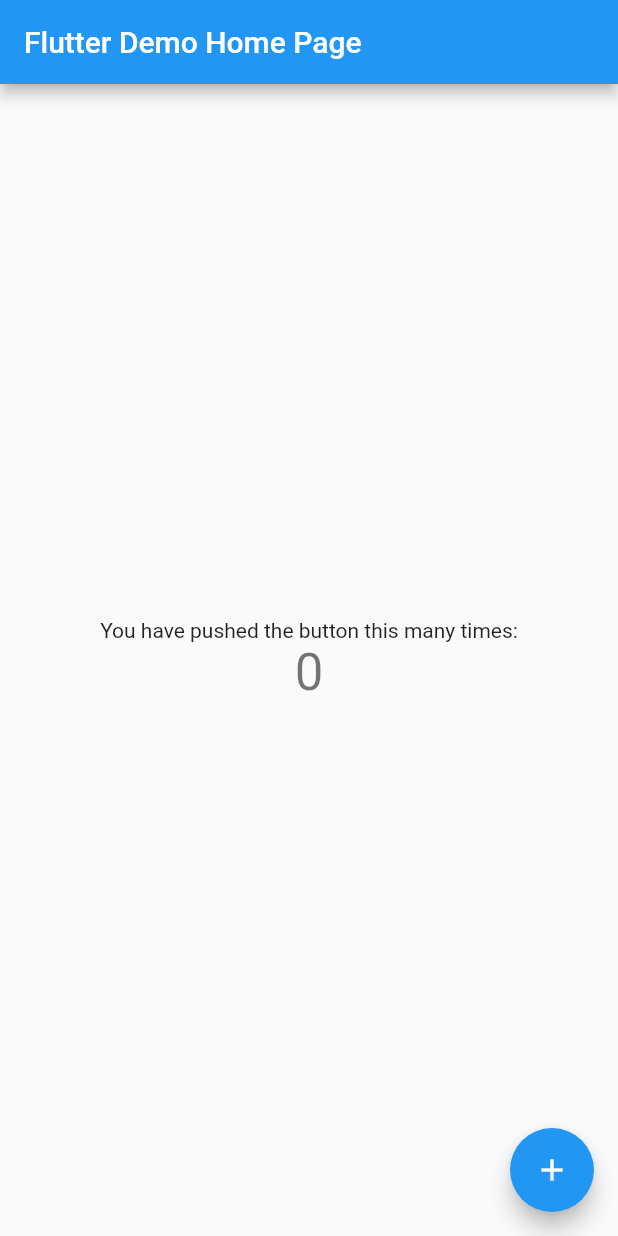
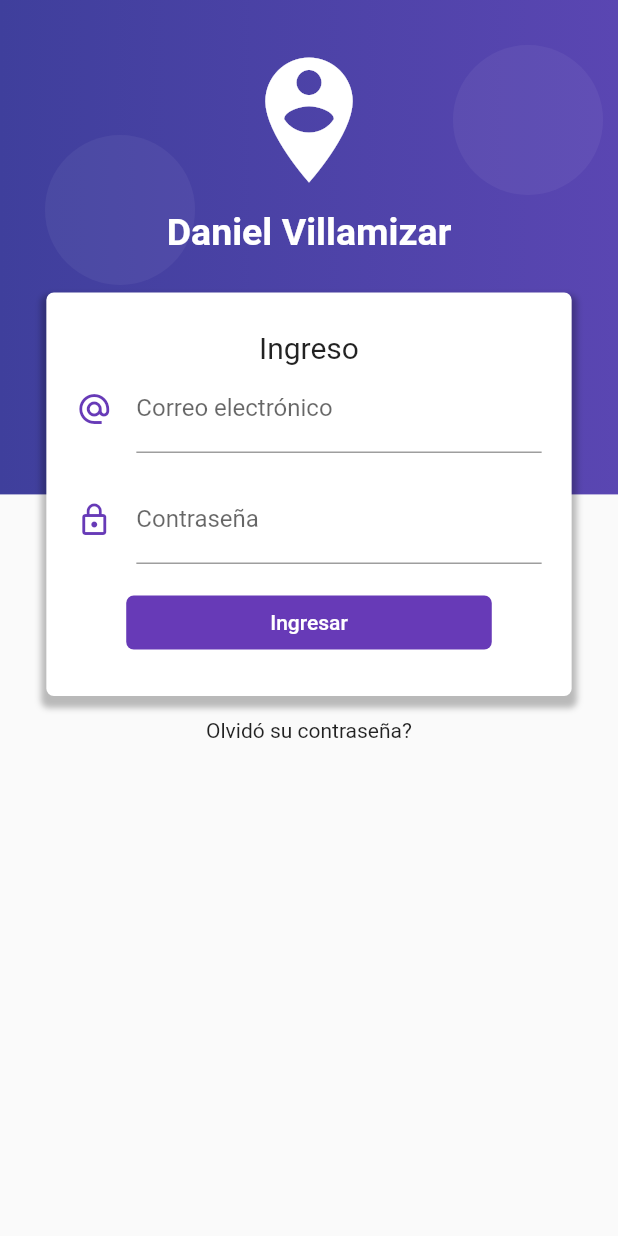
Before and after one commit to Spiro94/Formvalidation, a Flutter app: the screen it shows after launch, on a phone screen of 412 x 824 dp. Run offline on Flutter 3.47's test engine with Material 2 defaults, Android fonts, the phone set to English and light mode, and no system bars.

Commit message:
Video #192

```diff
--- a/lib/main.dart
+++ b/lib/main.dart
@@ -1,111 +1,20 @@
 import 'package:flutter/material.dart';
+import 'package:formvalidation/src/pages/home_page.dart';
+import 'package:formvalidation/src/pages/login_page.dart';
 
 void main() => runApp(MyApp());
 
 class MyApp extends StatelessWidget {
-  // This widget is the root of your application.
   @override
   Widget build(BuildContext context) {
     return MaterialApp(
-      title: 'Flutter Demo',
-      theme: ThemeData(
-        // This is the theme of your application.
-        //
-        // Try running your application with "flutter run". You'll see the
-        // application has a blue toolbar. Then, without quitting the app, try
-        // changing the primarySwatch below to Colors.green and then invoke
-        // "hot reload" (press "r" in the console where you ran "flutter run",
-        // or simply save your changes to "hot reload" in a Flutter IDE).
-        // Notice that the counter didn't reset back to zero; the application
-        // is not restarted.
-        primarySwatch: Colors.blue,
-      ),
-      home: MyHomePage(title: 'Flutter Demo Home Page'),
+      title: 'Material App',
+      debugShowCheckedModeBanner: false,
+      initialRoute: 'login',
+      routes: {
+        'login': (BuildContext context) => LoginPage(),
+        'home': (BuildContext context) => HomePage(),
+      },
     );
   }
 }
-
-class MyHomePage extends StatefulWidget {
-  MyHomePage({Key key, this.title}) : super(key: key);
-
-  // This widget is the home page of your application. It is stateful, meaning
-  // that it has a State object (defined below) that contains fields that affect
-  // how it looks.
-
-  // This class is the configuration for the state. It holds the values (in this
-  // case the title) provided by the parent (in this case the App widget) and
-  // used by the build method of the State. Fields in a Widget subclass are
-  // always marked "final".
-
-  final String title;
-
-  @override
-  _MyHomePageState createState() => _MyHomePageState();
-}
-
-class _MyHomePageState extends State<MyHomePage> {
-  int _counter = 0;
-
-  void _incrementCounter() {
-    setState(() {
-      // This call to setState tells the Flutter framework that something has
-      // changed in this State, which causes it to rerun the build method below
-      // so that the display can reflect the updated values. If we changed
-      // _counter without calling setState(), then the build method would not be
-      // called again, and so nothing would appear to happen.
-      _counter++;
-    });
-  }
-
-  @override
-  Widget build(BuildContext context) {
-    // This method is rerun every time setState is called, for instance as done
-    // by the _incrementCounter method above.
-    //
-    // The Flutter framework has been optimized to make rerunning build methods
-    // fast, so that you can just rebuild anything that needs updating rather
-    // than having to individually change instances of widgets.
-    return Scaffold(
-      appBar: AppBar(
-        // Here we take the value from the MyHomePage object that was created by
-        // the App.build method, and use it to set our appbar title.
-        title: Text(widget.title),
-      ),
-      body: Center(
-        // Center is a layout widget. It takes a single child and positions it
-        // in the middle of the parent.
-        child: Column(
-          // Column is also a layout widget. It takes a list of children and
-          // arranges them vertically. By default, it sizes itself to fit its
-          // children horizontally, and tries to be as tall as its parent.
-          //
-          // Invoke "debug painting" (press "p" in the console, choose the
-          // "Toggle Debug Paint" action from the Flutter Inspector in Android
-          // Studio, or the "Toggle Debug Paint" command in Visual Studio Code)
-          // to see the wireframe for each widget.
-          //
-          // Column has various properties to control how it sizes itself and
-          // how it positions its children. Here we use mainAxisAlignment to
-          // center the children vertically; the main axis here is the vertical
-          // axis because Columns are vertical (the cross axis would be
-          // horizontal).
-          mainAxisAlignment: MainAxisAlignment.center,
-          children: <Widget>[
-            Text(
-              'You have pushed the button this many times:',
-            ),
-            Text(
-              '$_counter',
-              style: Theme.of(context).textTheme.display1,
-            ),
-          ],
-        ),
-      ),
-      floatingActionButton: FloatingActionButton(
-        onPressed: _incrementCounter,
-        tooltip: 'Increment',
-        child: Icon(Icons.add),
-      ), // This trailing comma makes auto-formatting nicer for build methods.
-    );
-  }
-}
--- /dev/null
+++ b/lib/src/pages/home_page.dart
@@ -0,0 +1,13 @@
+import 'package:flutter/material.dart';
+
+class HomePage extends StatelessWidget {
+  const HomePage({Key key}) : super(key: key);
+
+  @override
+  Widget build(BuildContext context) {
+    return Scaffold(
+        appBar: AppBar(
+      title: Text('Home'),
+    ));
+  }
+}
--- /dev/null
+++ b/lib/src/pages/login_page.dart
@@ -0,0 +1,183 @@
+import 'package:flutter/material.dart';
+
+class LoginPage extends StatelessWidget {
+  const LoginPage({Key key}) : super(key: key);
+
+  @override
+  Widget build(BuildContext context) {
+    return Scaffold(
+      body: Stack(
+        children: <Widget>[
+          _crearFondo(context),
+          _crearLogin(context),
+        ],
+      ),
+    );
+  }
+
+  Widget _crearFondo(BuildContext context) {
+    final size = MediaQuery.of(context).size;
+    final fondoMorado = Container(
+      //No se puede definir color del container y un gradiente a la vez
+      height: size.height * 0.4,
+      width: double.infinity,
+      decoration: BoxDecoration(
+          gradient: LinearGradient(colors: <Color>[
+        Color.fromRGBO(63, 63, 156, 1.0),
+        Color.fromRGBO(90, 70, 178, 1.0),
+      ])),
+    );
+    final circulo = Container(
+        height: 100.0,
+        width: 100.0,
+        decoration: BoxDecoration(
+          borderRadius: BorderRadius.circular(100.0),
+          color: Color.fromRGBO(255, 255, 255, 0.05),
+        ));
+
+    return Stack(
+      children: <Widget>[
+        fondoMorado,
+        Positioned(
+          child: circulo,
+          top: 90.0,
+          left: 30.0,
+        ),
+        Positioned(
+          child: circulo,
+          top: 30.0,
+          right: 10.0,
+        ),
+        Positioned(
+          child: circulo,
+          bottom: -45.0,
+          right: -10.0,
+        ),
+        Container(
+          padding: EdgeInsets.only(top: 30.0),
+          child: Column(
+            children: <Widget>[
+              Icon(
+                Icons.person_pin_circle,
+                color: Colors.white,
+                size: 100.0,
+              ),
+              SizedBox(
+                height: 10.0,
+                width: double
+                    .infinity, //Los elementos de la columna se centran porque un hijo de la misma ocupa todo el ancho posible
+              ),
+              Text(
+                'Daniel Villamizar',
+                style: TextStyle(
+                    color: Colors.white,
+                    fontWeight: FontWeight.bold,
+                    fontSize: 25.0),
+              )
+            ],
+          ),
+        )
+      ],
+    );
+  }
+
+  Widget _crearLogin(BuildContext context) {
+    final size = MediaQuery.of(context).size;
+
+    return SingleChildScrollView(
+      child: Column(
+        children: <Widget>[
+          SafeArea(
+            child: Container(
+              height: 180.0,
+            ),
+          ),
+          Container(
+            padding: EdgeInsets.symmetric(vertical: 25.0),
+            margin: EdgeInsets.symmetric(vertical: 15.0),
+            width: size.width * 0.85,
+            decoration: BoxDecoration(
+                color: Colors.white,
+                borderRadius: BorderRadius.circular(5.0),
+                boxShadow: [
+                  BoxShadow(
+                      color: Colors.black26,
+                      blurRadius: 3.0,
+                      offset: Offset(0.0, 5.0),
+                      spreadRadius: 3.0)
+                ]),
+            child: Column(
+              children: <Widget>[
+                Text(
+                  'Ingreso',
+                  style: TextStyle(fontSize: 20.0),
+                ),
+                _crearEmail(),
+                SizedBox(
+                  height: 15.0,
+                ),
+                _crearPassword(),
+                SizedBox(
+                  height: 15.0,
+                ),
+                _crearBoton(),
+              ],
+            ),
+          ),
+          Text('Olvidó su contraseña?'),
+          // SizedBox(
+          //   height: 100.0,
+          // ),
+        ],
+      ),
+    );
+  }
+
+  Widget _crearEmail() {
+    return Container(
+      padding: EdgeInsets.symmetric(horizontal: 20.0),
+      child: TextField(
+        keyboardType: TextInputType.emailAddress,
+        decoration: InputDecoration(
+            icon: Icon(
+              Icons.alternate_email,
+              color: Colors.deepPurple,
+            ),
+            labelText: 'Correo electrónico',
+            hintText: 'ejemplo@correo.com'),
+      ),
+    );
+  }
+
+  Widget _crearPassword() {
+    return Container(
+        padding: EdgeInsets.symmetric(horizontal: 20.0),
+        child: TextField(
+          obscureText: true,
+          decoration: InputDecoration(
+            icon: Icon(
+              Icons.lock_outline,
+              color: Colors.deepPurple,
+            ),
+            labelText: 'Contraseña',
+            // hintText: 'ejemplo@correo.com'),
+          ),
+        ));
+  }
+
+  Widget _crearBoton() {
+    return RaisedButton(
+      child: Container(
+        padding: EdgeInsets.symmetric(horizontal: 80.0, vertical: 10.0),
+        child: Text('Ingresar'),
+      ),
+      shape: RoundedRectangleBorder(
+        borderRadius: BorderRadius.circular(5.0),
+      ),
+      elevation: 0.0,
+      color: Colors.deepPurple,
+      textColor: Colors.white,
+      onPressed: () {},
+    );
+  }
+}
```
Also changed, not shown: 1 other file.
